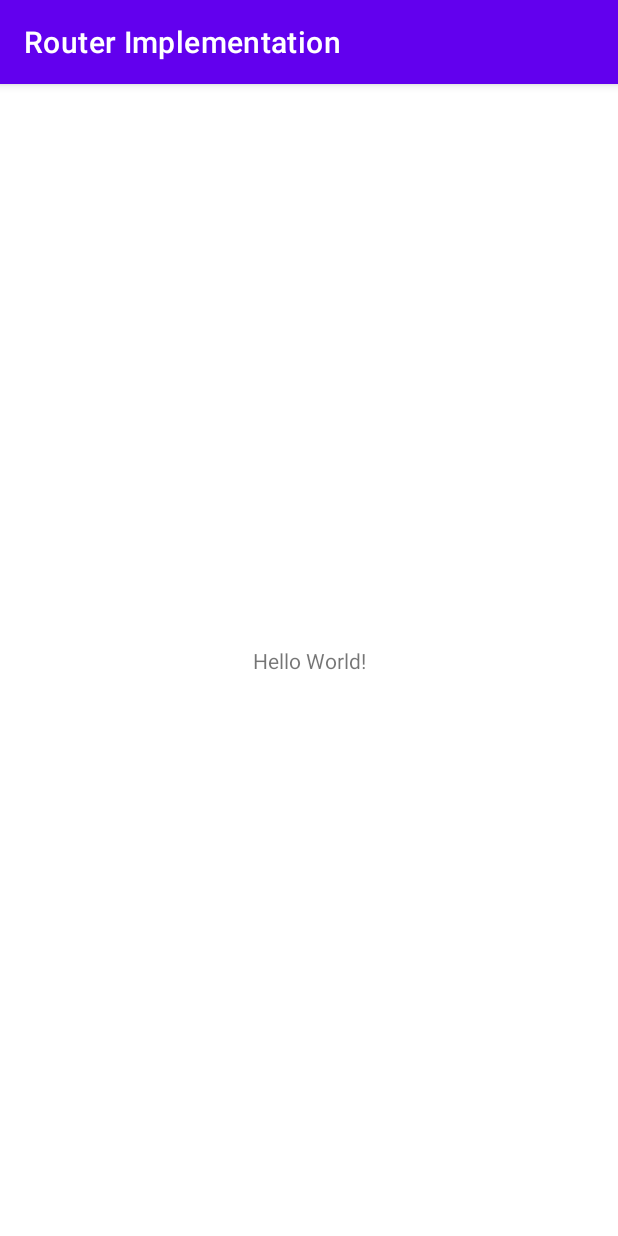
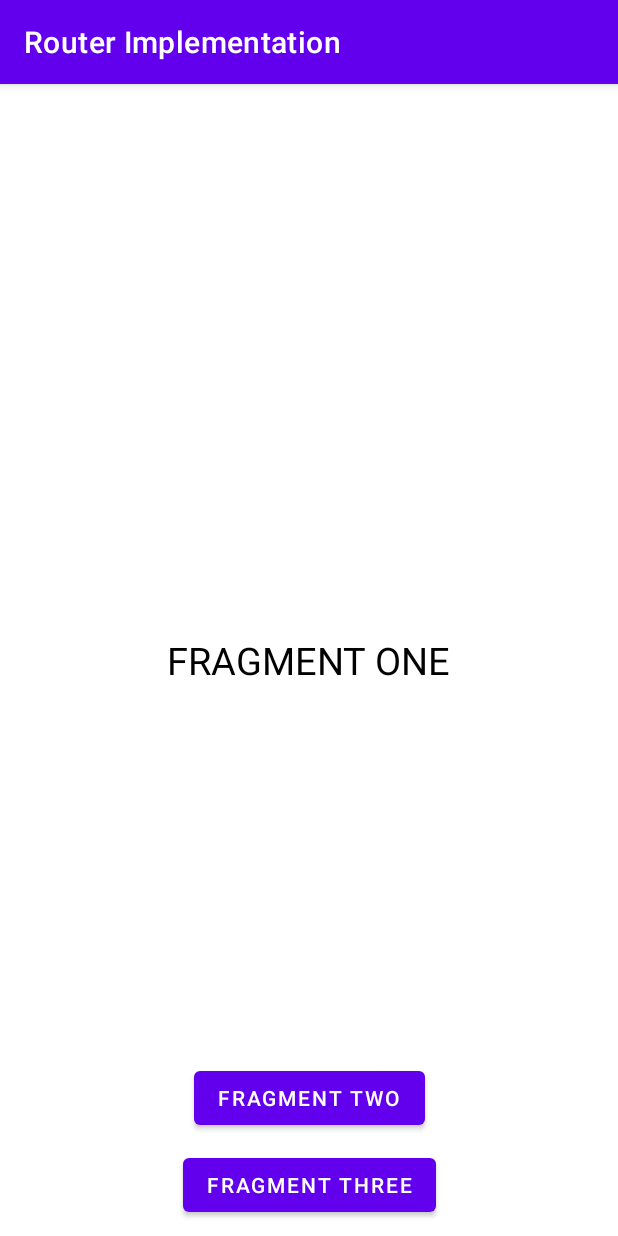
Before and after one commit to RobyBP/Router_Implementation, an Android app: the screen it shows after launch (MainActivity), on a phone screen of 412 x 824 dp. Run offline under Robolectric (Android 15) with nearby library versions, the phone set to English and light mode, and no system bars.

Commit message:
A failed attempt to do something like a router

```diff
--- a/app/src/main/java/com/robybp/routerimplementation/MainActivity.kt
+++ b/app/src/main/java/com/robybp/routerimplementation/MainActivity.kt
@@ -2,10 +2,57 @@ package com.robybp.routerimplementation
 
 import androidx.appcompat.app.AppCompatActivity
 import android.os.Bundle
+import android.util.Log
+import androidx.fragment.app.Fragment
+import com.robybp.routerimplementation.fragments.FragmentOne
+import com.robybp.routerimplementation.navigation.DeferredFragmentTransaction
+import java.util.*
 
 class MainActivity : AppCompatActivity() {
+    private var isActive: Boolean? = null
+    private val deferredFragmentTransactions = LinkedList<DeferredFragmentTransaction>()
     override fun onCreate(savedInstanceState: Bundle?) {
         super.onCreate(savedInstanceState)
         setContentView(R.layout.activity_main)
     }
+
+    override fun onResume() {
+        super.onResume()
+        isActive = true
+        replaceFragment(FragmentOne())
+    }
+
+    override fun onPause() {
+        super.onPause()
+        Log.d("activity", "Entered paused state")
+        isActive = false
+    }
+
+    fun replaceFragment(replacingFragment: Fragment){
+        if (!isActive!!) {
+            val deferredFragmentTransaction = object : DeferredFragmentTransaction(replacingFragment) {
+                override fun commit() {
+                    replaceFragmentInternal(replacingFragment)
+                }
+            }
+
+            deferredFragmentTransactions.add(deferredFragmentTransaction)
+            }else{
+                replaceFragmentInternal(replacingFragment)
+        }
+    }
+
+    private fun replaceFragmentInternal(replacingFragment: Fragment){
+        supportFragmentManager.beginTransaction().apply {
+            replace(R.id.fl_main, replacingFragment)
+            commit()
+        }
+    }
+
+    override fun onPostResume() {
+        super.onPostResume()
+        while(!deferredFragmentTransactions.isEmpty()){
+            deferredFragmentTransactions.poll().commit()
+        }
+    }
 }
--- /dev/null
+++ b/app/src/main/java/com/robybp/routerimplementation/fragments/FragmentOne.kt
@@ -0,0 +1,37 @@
+package com.robybp.routerimplementation.fragments
+
+import android.os.Bundle
+import android.view.LayoutInflater
+import android.view.View
+import android.view.ViewGroup
+import android.widget.Button
+import androidx.fragment.app.Fragment
+import com.robybp.routerimplementation.MainActivity
+import com.robybp.routerimplementation.R
+
+class FragmentOne() : Fragment() {
+    private lateinit var fragmentTwoButton: Button
+    private lateinit var fragmentThreeButton: Button
+    override fun onCreateView(
+        inflater: LayoutInflater,
+        container: ViewGroup?,
+        savedInstanceState: Bundle?
+    ): View? {
+        val view = inflater.inflate(R.layout.fragment_one, container, false)
+        fragmentTwoButton = view.findViewById(R.id.f1_fragment_two_button)
+        fragmentThreeButton = view.findViewById(R.id.f1_fragment_three_button)
+        return view
+    }
+
+    override fun onViewCreated(view: View, savedInstanceState: Bundle?) {
+
+        fragmentTwoButton.setOnClickListener {
+
+        }
+
+        fragmentThreeButton.setOnClickListener {
+        }
+
+        super.onViewCreated(view, savedInstanceState)
+    }
+}
--- a/app/src/main/res/layout/activity_main.xml
+++ b/app/src/main/res/layout/activity_main.xml
@@ -6,13 +6,14 @@
     android:layout_height="match_parent"
     tools:context=".MainActivity">
 
-    <TextView
-        android:layout_width="wrap_content"
-        android:layout_height="wrap_content"
-        android:text="Hello World!"
+    <FrameLayout
+        android:id="@+id/fl_main"
+        android:layout_width="match_parent"
+        android:layout_height="match_parent"
         app:layout_constraintBottom_toBottomOf="parent"
-        app:layout_constraintLeft_toLeftOf="parent"
-        app:layout_constraintRight_toRightOf="parent"
-        app:layout_constraintTop_toTopOf="parent" />
+        app:layout_constraintEnd_toEndOf="parent"
+        app:layout_constraintStart_toStartOf="parent"
+        app:layout_constraintTop_toTopOf="parent">
 
+    </FrameLayout>
 </androidx.constraintlayout.widget.ConstraintLayout>
--- /dev/null
+++ b/app/src/main/res/layout/fragment_one.xml
@@ -0,0 +1,39 @@
+<?xml version="1.0" encoding="utf-8"?>
+<androidx.constraintlayout.widget.ConstraintLayout xmlns:android="http://schemas.android.com/apk/res/android"
+    xmlns:app="http://schemas.android.com/apk/res-auto"
+    xmlns:tools="http://schemas.android.com/tools"
+    android:layout_width="match_parent"
+    android:layout_height="match_parent">
+
+    <TextView
+        android:layout_width="wrap_content"
+        android:layout_height="wrap_content"
+        android:text="FRAGMENT ONE"
+        android:textColor="#000000"
+        android:textSize="25sp"
+        app:layout_constraintBottom_toBottomOf="parent"
+        app:layout_constraintEnd_toEndOf="parent"
+        app:layout_constraintStart_toStartOf="parent"
+        app:layout_constraintTop_toTopOf="parent" />
+
+    <Button
+        android:id="@+id/f1_fragment_two_button"
+        android:layout_width="wrap_content"
+        android:layout_height="wrap_content"
+        android:layout_marginBottom="10dp"
+        android:text="Fragment two"
+        app:layout_constraintBottom_toTopOf="@+id/f1_fragment_three_button"
+        app:layout_constraintEnd_toEndOf="parent"
+        app:layout_constraintStart_toStartOf="parent" />
+
+    <Button
+        android:id="@+id/f1_fragment_three_button"
+        android:layout_width="wrap_content"
+        android:layout_height="wrap_content"
+        android:layout_marginBottom="10dp"
+        android:text="Fragment three"
+        app:layout_constraintBottom_toBottomOf="parent"
+        app:layout_constraintEnd_toEndOf="parent"
+        app:layout_constraintStart_toStartOf="parent" />
+
+</androidx.constraintlayout.widget.ConstraintLayout>
```
Also changed, not shown: app/src/main/java/com/robybp/routerimplementation/fragments/FragmentThree.kt (added, +19 -0 lines), app/src/main/java/com/robybp/routerimplementation/fragments/FragmentTwo.kt (added, +18 -0 lines), app/src/main/java/com/robybp/routerimplementation/navigation/DeferredFragmentTransaction.kt (added, +10 -0 lines), app/src/main/res/layout/fragment_three.xml (added, +38 -0 lines), app/src/main/res/layout/fragment_two.xml (added, +37 -0 lines).
